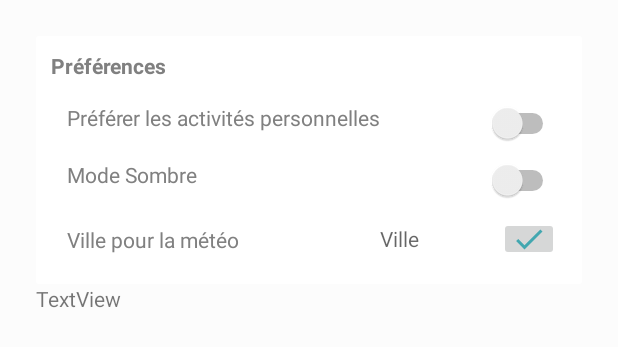
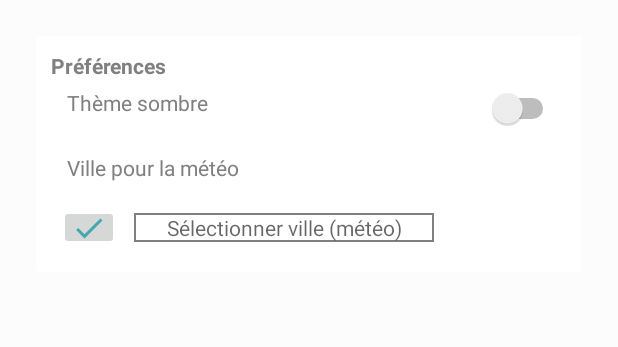
Before and after one commit to thomasNah/Timator_3000, an Android app: the layout activity_preferences.xml on its own in the app's theme, with its tools: preview values and no code run, on a phone screen of 412 x 824 dp. Shown: the top 347 px of the screen. Run offline under Robolectric (Android 15) with nearby library versions, the light colour scheme and no system bars.

```diff
--- a/app/src/main/java/fr/ecam/color/timator_3000/GererPersoActivity.java
+++ b/app/src/main/java/fr/ecam/color/timator_3000/GererPersoActivity.java
@@ -21,14 +21,12 @@ public class GererPersoActivity extends AppCompatActivity implements AdapterView
     private Spinner spinnerIdeeDejaExistantes;
     private Button editerIdee;
     private Button creerNouvelleIdeePerso;
-    private Button supprIdeePerso;
     private EditText inputNomIdee;
     private Spinner spinnerChoixTempsActivity;
     private EditText inputDescription;
     private EditText inputNoteIdee;
     private DatabaseManager databaseManager;
     private boolean userPutSomethingInNomIdee;
-    private boolean userPutSomethingInDescription;
 
     private boolean creerNouvelleIdeePersoState;
     private boolean supprIdeePersoState;
@@ -41,7 +39,6 @@ public class GererPersoActivity extends AppCompatActivity implements AdapterView
         spinnerIdeeDejaExistantes = findViewById(R.id.spinnerIdeeDejaExistantes);
         editerIdee = findViewById(R.id.editerIdee);
         creerNouvelleIdeePerso = findViewById(R.id.creerNouvelleIdeePerso);
-        supprIdeePerso = findViewById(R.id.supprIdeePerso);
         inputNomIdee = findViewById(R.id.inputNomIdee);
         spinnerChoixTempsActivity = findViewById(R.id.spinnerChoixTempsActivity);
         inputDescription = findViewById(R.id.inputDescription);
@@ -79,7 +76,6 @@ public class GererPersoActivity extends AppCompatActivity implements AdapterView
                 , android.R.layout.simple_spinner_item, spinnerItems));
 
         creerNouvelleIdeePerso.setEnabled(creerNouvelleIdeePersoState);
-        supprIdeePerso.setEnabled(supprIdeePersoState);
 
         inputNomIdee.addTextChangedListener(new TextWatcher() {
             @Override
@@ -100,7 +96,6 @@ public class GererPersoActivity extends AppCompatActivity implements AdapterView
                 if(userPutSomethingInNomIdee){
                     creerNouvelleIdeePerso.setEnabled(true);
                     creerNouvelleIdeePersoState = true;
-                    supprIdeePerso.setEnabled(true);
                     supprIdeePersoState = true;
                 }
 
--- a/app/src/main/res/drawable-anydpi/logo_ok.xml
+++ b/app/src/main/res/drawable-anydpi/logo_ok.xml
@@ -3,7 +3,7 @@
     android:height="24dp"
     android:viewportWidth="24"
     android:viewportHeight="24"
-    android:tint="@color/colorAccent"
+    android:tint="?attr/colorAccent"
     android:alpha="0.8">
     <path
         android:fillColor="#FFFFFF"
--- /dev/null
+++ b/app/src/main/res/drawable/rectangle.xml
@@ -0,0 +1,6 @@
+<?xml version="1.0" encoding="utf-8"?>
+<shape xmlns:android="http://schemas.android.com/apk/res/android"
+    android:shape="rectangle" >
+    <solid android:color="?attr/cardBackgroundColor" />
+    <stroke android:width="1dp" android:color="?attr/textcolor"/>
+</shape>
--- a/app/src/main/res/layout/activity_preferences.xml
+++ b/app/src/main/res/layout/activity_preferences.xml
@@ -18,7 +18,6 @@
             android:layout_height="match_parent"
             android:orientation="vertical"
             android:padding="10dp">
-
             <TextView
                 android:layout_width="wrap_content"
                 android:layout_height="wrap_content"
@@ -27,29 +26,6 @@
                 android:textIsSelectable="true"
                 android:textStyle="bold" />
 
-            <RelativeLayout
-                android:layout_width="match_parent"
-                android:layout_height="wrap_content"
-                android:orientation="horizontal"
-                android:layout_marginTop="10dp"
-                android:padding="5dp">
-                <TextView
-                    android:layout_width="wrap_content"
-                    android:layout_height="wrap_content"
-                    android:layout_marginStart="5dp"
-                    android:layout_marginLeft="5dp"
-                    android:text="@string/pr_f_rer_les_activit_s_personnelles"
-                    android:textIsSelectable="true"
-                    android:textColor="?attr/textcolor"/>
-
-                <Switch
-                    android:id="@+id/prefererActPerso"
-                    android:layout_width="wrap_content"
-                    android:layout_height="wrap_content"
-                    android:layout_alignParentEnd="true"
-                    android:layout_alignParentRight="true" />
-
-            </RelativeLayout>
             <RelativeLayout
                 android:layout_width="match_parent"
                 android:layout_height="match_parent"
@@ -62,7 +38,7 @@
                     android:layout_height="wrap_content"
                     android:layout_marginStart="5dp"
                     android:layout_marginLeft="5dp"
-                    android:text="@string/mode_sombre"
+                    android:text="Thème sombre"
                     android:textIsSelectable="true"
                     android:textColor="?attr/textcolor"/>
 
@@ -75,10 +51,9 @@
             </RelativeLayout>
             <RelativeLayout
                 android:layout_width="match_parent"
-                android:layout_height="40dp"
+                android:layout_height="80dp"
                 android:orientation="horizontal"
                 android:padding="5dp">
-
                 <TextView
                     android:layout_width="120dp"
                     android:layout_height="20dp"
@@ -89,38 +64,30 @@
                     android:text="Ville pour la météo"
                     android:textColor="?attr/textcolor"
                     android:textIsSelectable="true" />
-
-                <EditText
-                    android:id="@+id/ville"
-                    android:layout_width="113dp"
+                <LinearLayout
+                    android:layout_width="match_parent"
                     android:layout_height="wrap_content"
-                    android:layout_alignEnd="@+id/validerVille"
-                    android:layout_alignRight="@+id/validerVille"
-                    android:layout_centerInParent="true"
-                    android:layout_marginRight="50dp"
-                    android:background="@android:color/transparent"
-                    android:gravity="center_horizontal"
-                    android:hint="Ville"
-                    android:textColor="?attr/textcolor"
-                    android:textSize="14sp" />
-
-                <ImageButton
-                    android:id="@+id/validerVille"
-                    android:layout_width="40dp"
-                    android:layout_height="30dp"
-                    android:layout_alignParentEnd="true"
-                    android:layout_alignParentRight="true"
-                    android:src="@drawable/logo_ok"/>
+                    android:orientation="horizontal"
+                    android:layout_marginVertical="40dp">
+                    <ImageButton
+                        android:id="@+id/validerVille"
+                        android:layout_width="40dp"
+                        android:layout_height="30dp"
+                        android:src="@drawable/logo_ok" />
+                    <EditText
+                        android:id="@+id/ville"
+                        android:layout_width="200dp"
+                        android:layout_height="wrap_content"
+                        android:background="@drawable/rectangle"
+                        android:gravity="center_horizontal"
+                        android:layout_gravity="center_vertical"
+                        android:layout_marginLeft="10dp"
+                        android:hint="Sélectionner ville (météo)"
+                        android:textColor="?attr/textcolor"
+                        android:textSize="14sp" />
+                </LinearLayout>
             </RelativeLayout>
-
         </LinearLayout>
     </androidx.cardview.widget.CardView>
 
-    <TextView
-        android:id="@+id/textView4"
-        android:layout_width="match_parent"
-        android:layout_height="wrap_content"
-        android:textIsSelectable="true"
-        android:text="TextView" />
-
 </LinearLayout>
--- a/app/src/main/res/values-night/styles.xml
+++ b/app/src/main/res/values-night/styles.xml
@@ -11,6 +11,7 @@
         <item name="textcolor">#000000</item>
         <item name="tintcolor">#ffffff</item>
         <item name="buttoncolor">#D9DBDC</item>
+        <item name="hintcolor">#80E91E63</item>
     </style>
 
     <style name="AppTheme.NoActionBar" >
--- a/app/src/main/res/values/attrs.xml
+++ b/app/src/main/res/values/attrs.xml
@@ -6,5 +6,6 @@
         <attr name="textcolor" format="color"/>
         <attr name="tintcolor" format="color"/>
         <attr name="buttoncolor" format="color"/>
+        <attr name="hintcolor" format="color" />
     </declare-styleable>
 </resources>
--- a/app/src/main/res/values/styles.xml
+++ b/app/src/main/res/values/styles.xml
@@ -15,6 +15,7 @@
         <item name="textcolor">#808080</item>
         <item name="tintcolor">#ffffff</item>
         <item name="buttoncolor">#D9DBDC</item>
+        <item name="hintcolor">#801D9BA6</item>
         <item name="android:windowAnimationStyle">@style/WindowAnimationTransition</item>
     </style>
 
```
Also changed, not shown: app/src/main/java/fr/ecam/color/timator_3000/Preferences.java (+4 -5 lines), app/src/main/res/layout/activity_actu.xml (+10 -5 lines), app/src/main/res/layout/activity_gerer_perso.xml (+1 -18 lines).
